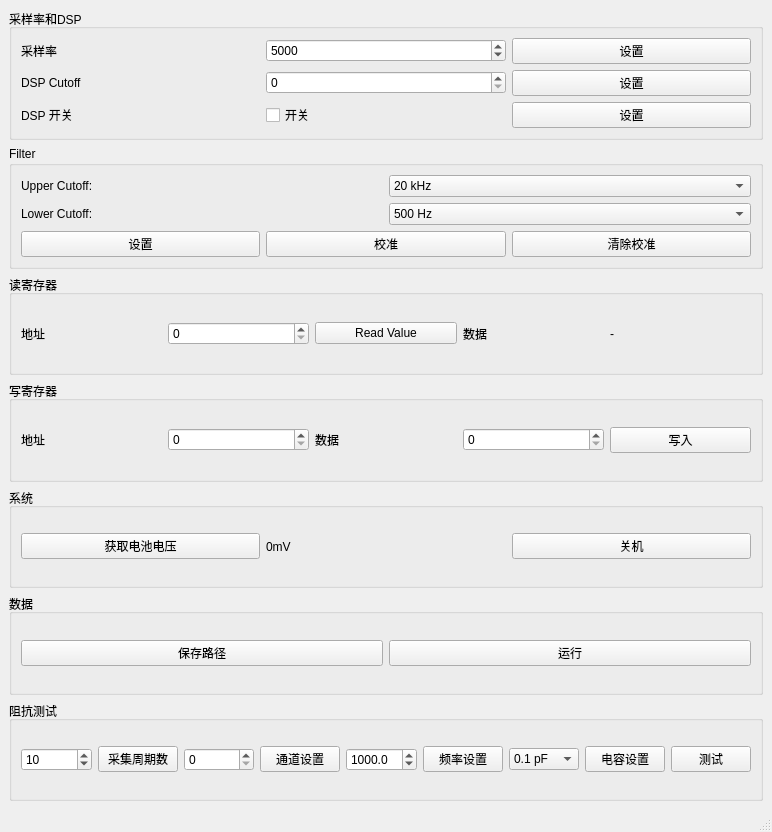
The window that mainwindow.ui (lwmdojz/SUSNeuron) describes before a commit, drawn with Qt 5.
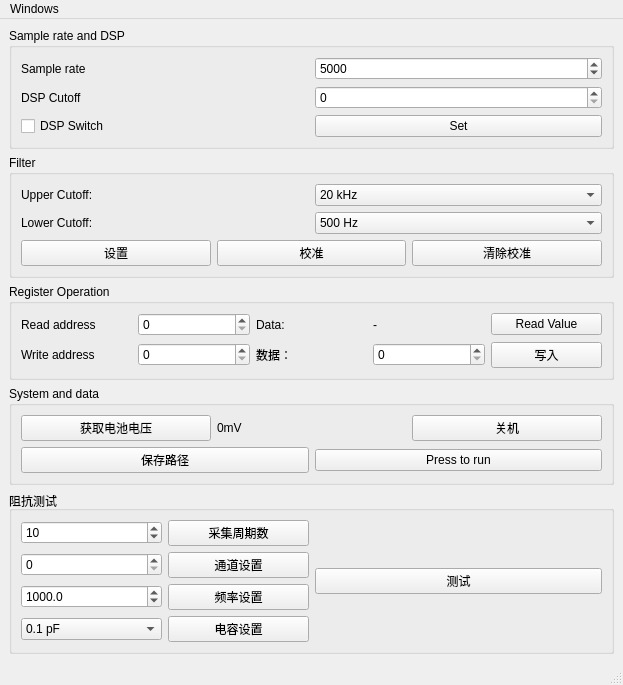
The same window after the commit.

Commit message: UI optimized Find visualize problem: need multi-thread

Diff of the .ui file:
```diff
--- a/mainwindow.ui
+++ b/mainwindow.ui
@@ -6,8 +6,8 @@
    <rect>
     <x>0</x>
     <y>0</y>
-    <width>772</width>
-    <height>832</height>
+    <width>623</width>
+    <height>591</height>
    </rect>
   </property>
   <property name="windowTitle">
@@ -18,7 +18,7 @@
     <item row="0" column="0">
      <widget class="QGroupBox" name="groupBox_2">
       <property name="title">
-       <string>采样率和DSP</string>
+       <string>Sample rate and DSP</string>
       </property>
       <layout class="QHBoxLayout" name="horizontalLayout_8">
        <item>
@@ -28,7 +28,7 @@
            <item>
             <widget class="QLabel" name="label_3">
              <property name="text">
-              <string>采样率</string>
+              <string>Sample rate</string>
              </property>
             </widget>
            </item>
@@ -45,13 +45,6 @@
              </property>
             </widget>
            </item>
-           <item>
-            <widget class="QPushButton" name="pushButton_SamplingPeriod">
-             <property name="text">
-              <string>设置</string>
-             </property>
-            </widget>
-           </item>
           </layout>
          </item>
          <item>
@@ -70,35 +63,21 @@
              </property>
             </widget>
            </item>
-           <item>
-            <widget class="QPushButton" name="pushButton_DSPCutoff">
-             <property name="text">
-              <string>设置</string>
-             </property>
-            </widget>
-           </item>
           </layout>
          </item>
          <item>
           <layout class="QHBoxLayout" name="horizontalLayout_7">
-           <item>
-            <widget class="QLabel" name="label_spi">
-             <property name="text">
-              <string>DSP 开关</string>
-             </property>
-            </widget>
-           </item>
            <item>
             <widget class="QCheckBox" name="checkBox_DSPOnoff">
              <property name="text">
-              <string>开关</string>
+              <string>DSP Switch</string>
              </property>
             </widget>
            </item>
            <item>
             <widget class="QPushButton" name="pushButton_DSPOnoff">
              <property name="text">
-              <string>设置</string>
+              <string>Set</string>
              </property>
             </widget>
            </item>
@@ -385,30 +364,27 @@
     <item row="2" column="0">
      <widget class="QGroupBox" name="groupBox_3">
       <property name="title">
-       <string>读寄存器</string>
+       <string>Register Operation</string>
       </property>
       <layout class="QHBoxLayout" name="horizontalLayout_10">
        <item>
+        <layout class="QVBoxLayout" name="verticalLayout_3">
+         <item>
+          <layout class="QHBoxLayout" name="horizontalLayout_4">
+           <item>
         <widget class="QLabel" name="label_6">
          <property name="text">
-          <string>地址</string>
+              <string>Read address</string>
          </property>
         </widget>
        </item>
        <item>
         <widget class="QSpinBox" name="spinBox_Read"/>
        </item>
-       <item>
-        <widget class="QPushButton" name="pushButton_read">
-         <property name="text">
-          <string>Read Value</string>
-         </property>
-        </widget>
-       </item>
        <item>
         <widget class="QLabel" name="label_4">
          <property name="text">
-          <string>数据</string>
+              <string>Data:</string>
          </property>
         </widget>
        </item>
@@ -419,19 +395,21 @@
          </property>
         </widget>
        </item>
-      </layout>
-     </widget>
-    </item>
-    <item row="3" column="0">
-     <widget class="QGroupBox" name="groupBox_4">
-      <property name="title">
-       <string>写寄存器</string>
-      </property>
-      <layout class="QHBoxLayout" name="horizontalLayout_11">
+           <item>
+            <widget class="QPushButton" name="pushButton_read">
+             <property name="text">
+              <string>Read Value</string>
+             </property>
+            </widget>
+           </item>
+          </layout>
+         </item>
+         <item>
+          <layout class="QHBoxLayout" name="horizontalLayout_12">
        <item>
         <widget class="QLabel" name="label_7">
          <property name="text">
-          <string>地址</string>
+              <string>Write address</string>
          </property>
         </widget>
        </item>
@@ -441,7 +419,7 @@
        <item>
         <widget class="QLabel" name="label_9">
          <property name="text">
-          <string>数据</string>
+              <string>数据：</string>
          </property>
         </widget>
        </item>
@@ -456,68 +434,23 @@
         </widget>
        </item>
       </layout>
+         </item>
+        </layout>
+       </item>
+      </layout>
      </widget>
     </item>
     <item row="4" column="0">
-     <widget class="QGroupBox" name="groupBox_5">
-      <property name="title">
-       <string>系统</string>
-      </property>
-      <layout class="QHBoxLayout" name="horizontalLayout_13">
-       <item>
-        <widget class="QPushButton" name="pushButton_getBatt">
-         <property name="text">
-          <string>获取电池电压</string>
-         </property>
-        </widget>
-       </item>
-       <item>
-        <widget class="QLabel" name="label_batt">
-         <property name="text">
-          <string>0mV</string>
-         </property>
-        </widget>
-       </item>
-       <item>
-        <widget class="QPushButton" name="pushButton_shutdown">
-         <property name="text">
-          <string>关机</string>
-         </property>
-        </widget>
-       </item>
-      </layout>
-     </widget>
-    </item>
-    <item row="5" column="0">
-     <widget class="QGroupBox" name="groupBox_6">
-      <property name="title">
-       <string>数据</string>
-      </property>
-      <layout class="QHBoxLayout" name="horizontalLayout_15">
-       <item>
-        <widget class="QPushButton" name="pushButton_savePath">
-         <property name="text">
-          <string>保存路径</string>
-         </property>
-        </widget>
-       </item>
-       <item>
-        <widget class="QPushButton" name="pushButton_run">
-         <property name="text">
-          <string>运行</string>
-         </property>
-        </widget>
-       </item>
-      </layout>
-     </widget>
-    </item>
-    <item row="6" column="0">
      <widget class="QGroupBox" name="groupBox_7">
       <property name="title">
        <string>阻抗测试</string>
       </property>
       <layout class="QHBoxLayout" name="horizontalLayout_16">
        <item>
+        <layout class="QVBoxLayout" name="verticalLayout_5">
+         <item>
+          <layout class="QHBoxLayout" name="horizontalLayout_15">
+           <item>
         <widget class="QSpinBox" name="spinBox_zcount">
          <property name="minimum">
           <number>1</number>
@@ -537,6 +470,10 @@
          </property>
         </widget>
        </item>
+          </layout>
+         </item>
+         <item>
+          <layout class="QHBoxLayout" name="horizontalLayout_17">
        <item>
         <widget class="QSpinBox" name="spinBox_ch"/>
        </item>
@@ -547,6 +484,10 @@
          </property>
         </widget>
        </item>
+          </layout>
+         </item>
+         <item>
+          <layout class="QHBoxLayout" name="horizontalLayout_18">
        <item>
         <widget class="QDoubleSpinBox" name="doubleSpinBox_hz">
          <property name="decimals">
@@ -570,6 +511,10 @@
          </property>
         </widget>
        </item>
+          </layout>
+         </item>
+         <item>
+          <layout class="QHBoxLayout" name="horizontalLayout_19">
        <item>
         <widget class="QComboBox" name="comboBox">
          <property name="currentIndex">
@@ -599,6 +544,10 @@
          </property>
         </widget>
        </item>
+          </layout>
+         </item>
+        </layout>
+       </item>
        <item>
         <widget class="QPushButton" name="pushButton_impedancetest">
          <property name="text">
@@ -609,6 +558,62 @@
       </layout>
      </widget>
     </item>
+    <item row="3" column="0">
+     <widget class="QGroupBox" name="groupBox_5">
+      <property name="title">
+       <string>System and data</string>
+      </property>
+      <layout class="QHBoxLayout" name="horizontalLayout_13">
+       <item>
+        <layout class="QVBoxLayout" name="verticalLayout_4">
+         <item>
+          <layout class="QHBoxLayout" name="horizontalLayout_11">
+           <item>
+            <widget class="QPushButton" name="pushButton_getBatt">
+             <property name="text">
+              <string>获取电池电压</string>
+             </property>
+            </widget>
+           </item>
+           <item>
+            <widget class="QLabel" name="label_batt">
+             <property name="text">
+              <string>0mV</string>
+             </property>
+            </widget>
+           </item>
+           <item>
+            <widget class="QPushButton" name="pushButton_shutdown">
+             <property name="text">
+              <string>关机</string>
+             </property>
+            </widget>
+           </item>
+          </layout>
+         </item>
+         <item>
+          <layout class="QHBoxLayout" name="horizontalLayout_14">
+           <item>
+            <widget class="QPushButton" name="pushButton_savePath">
+             <property name="text">
+              <string>保存路径</string>
+             </property>
+            </widget>
+           </item>
+           <item>
+            <widget class="QPushButton" name="pushButton_run">
+             <property name="text">
+              <string>Press to run</string>
+             </property>
+            </widget>
+           </item>
+          </layout>
+         </item>
+        </layout>
+       </item>
+      </layout>
+     </widget>
+    </item>
    </layout>
   </widget>
   <widget class="QMenuBar" name="menubar">
@@ -616,10 +621,18 @@
     <rect>
      <x>0</x>
      <y>0</y>
-     <width>772</width>
-     <height>25</height>
+     <width>623</width>
+     <height>17</height>
     </rect>
    </property>
+   <widget class="QMenu" name="menuWindows">
+    <property name="title">
+     <string>Windows</string>
+    </property>
+    <addaction name="actionDebug"/>
+    <addaction name="actionDynamic"/>
+   </widget>
+   <addaction name="menuWindows"/>
   </widget>
   <widget class="QStatusBar" name="statusbar"/>
  </widget>
```
Left out of the diff: 10 changed lines with no effect on the pictures. Lines whose indentation alone changed are shown as unchanged. The commit also changes 6 other files.
